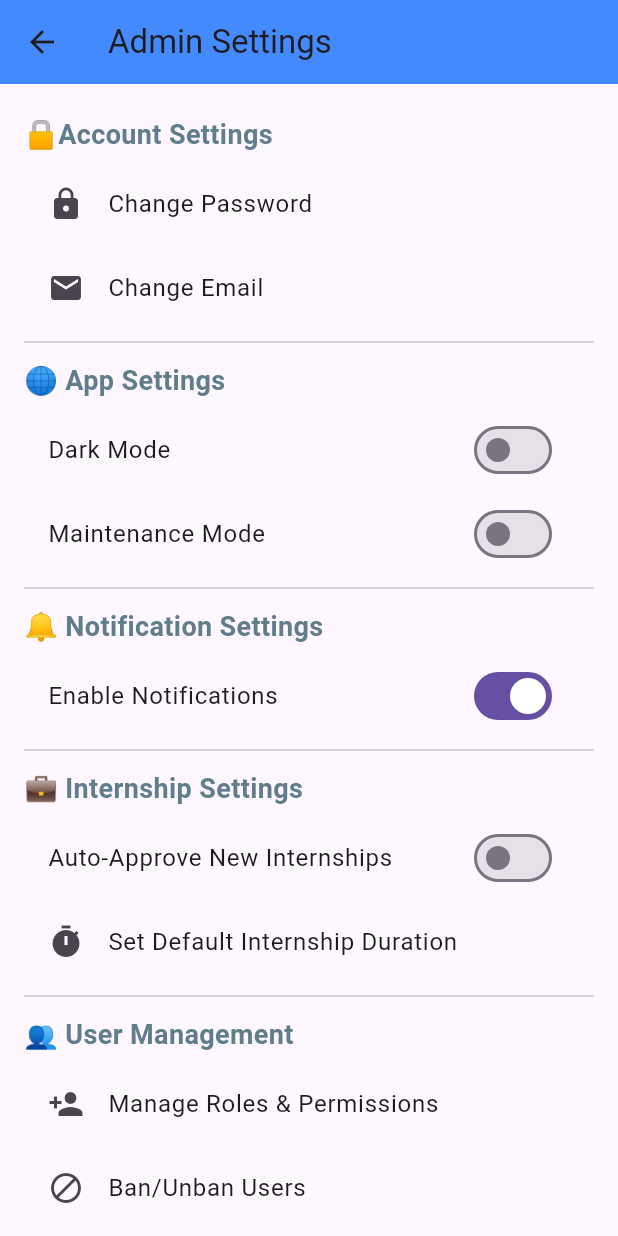
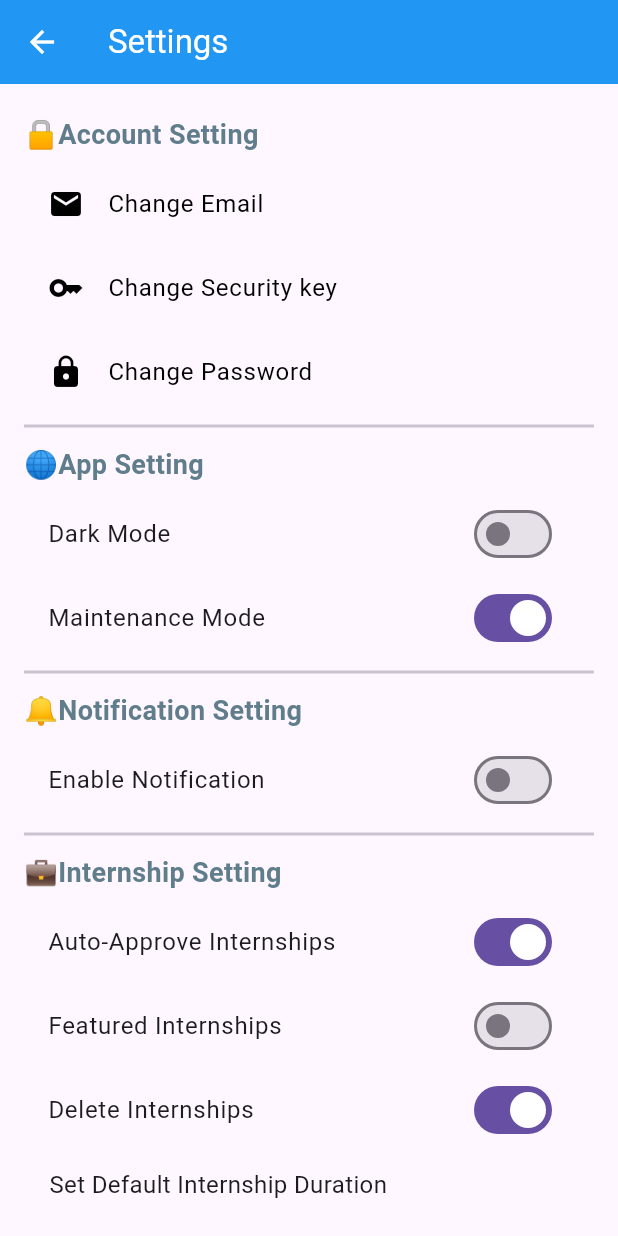
Before and after one commit to ayesha-a123/tech_linker, a Flutter app: the AdminDashboard screen opened directly, after a tap on the "menu" icon, after a tap on "Settings", on a phone screen of 412 x 824 dp. Run offline on Flutter 3.47's test engine with Material 3 defaults, Android fonts, the phone set to English and light mode, and no system bars; our stand-ins replace fl_chart; project files that could hold a hidden picture were left out.

Commit message:
admin ui update

```diff
--- a/lib/screens/AdminSetting_Screen.dart
+++ b/lib/screens/AdminSetting_Screen.dart
@@ -1,169 +1,111 @@
 import 'package:flutter/material.dart';
+import 'package:tech_linker/widget/list_tiles.dart';
 
-class AdminSettingsScreen extends StatefulWidget {
+class AdminsettingScreen extends StatefulWidget {
+  const AdminsettingScreen({super.key});
+
   @override
-  _AdminSettingsScreenState createState() => _AdminSettingsScreenState();
+  State<AdminsettingScreen> createState() => _AdminsettingScreenState();
 }
 
-class _AdminSettingsScreenState extends State<AdminSettingsScreen> {
-  // State variables
-  bool isDarkMode = false;
-  bool enableNotifications = true;
-  bool autoApproveInternships = false;
-  bool maintenanceMode = false;
-
+class _AdminsettingScreenState extends State<AdminsettingScreen> {
+  bool isDarkMode=false;
+  bool isMaintenanceMode=true;
+  bool isNotification=false;
+  bool isInstitute =true;
+  bool isFeatured=false;
+  bool isDelete =true;
+  bool isEnable =false;
+  bool isFeedbackNotification =true;
   @override
   Widget build(BuildContext context) {
     return Scaffold(
       appBar: AppBar(
-        title: Text('Admin Settings'),
-        backgroundColor: Colors.blueAccent,
+        title: Text('Settings',style: TextStyle(color: Colors.white),),
+        backgroundColor: Colors.blue,
+        iconTheme: IconThemeData(color: Colors.white),
       ),
-      body: ListView(
+      body: Padding(
         padding: EdgeInsets.all(16),
-        children: [
-          Text("🔒Account Settings", style: sectionTitleStyle
-          ),
-          ListTile(
-            leading: Icon(Icons.lock),
-            title: Text("Change Password"),
-            onTap: () {},
-          ),
-          ListTile(
-            leading: Icon(Icons.email),
-            title: Text("Change Email"),
-            onTap: () {},
-          ),
-          Divider(),
+        child: ListView(
+            children:[
+              Text('🔒Account Setting',style:myStyle),
+              CustomListTiles(icon: Icons.email, title: 'Change Email', onTap: (){}, color:Colors.black),
+              CustomListTiles(icon: Icons.key, title: 'Change Security key', onTap: (){}, color:Colors.black),
+              CustomListTiles(icon: Icons.lock, title: 'Change Password', onTap: (){}, color:Colors.black),
+              Divider(thickness: 2),
+              Text('🌐App Setting',style: myStyle,),
+              SwitchListTile(title:Text('Dark Mode'),value: isDarkMode, onChanged: (val){setState(() {isDarkMode = val;});}),
+              SwitchListTile(title:Text('Maintenance Mode'),value: isMaintenanceMode, onChanged: (val){setState(() {isMaintenanceMode= val;});}),
+              Divider(thickness: 2),
+              Text('🔔Notification Setting',style: myStyle,),
+              SwitchListTile(title:Text('Enable Notification'),value: isNotification, onChanged: (val){setState(() {isNotification = val;});}),
+              Divider(thickness: 2,),
+              Text('💼Internship Setting',style: myStyle,),
+              SwitchListTile(title: Text('Auto-Approve Internships'),value: isInstitute, onChanged: (val){setState(() {isInstitute=val;});}),
+              SwitchListTile(title: Text('Featured Internships'),value: isFeatured, onChanged: (val){setState(() {isFeatured=val;});}),
+              SwitchListTile(title: Text('Delete Internships'),value: isDelete, onChanged: (val){setState(() {isDelete=val;});}),
+              SizedBox(height: 10,),
+              Text('    Set Default Internship Duration',style: TextStyle(fontSize: 16),),
+              SizedBox(height: 10,),
+              Divider(thickness: 2,),
+              Text('👥User Management',style: myStyle,),
+              SizedBox(height: 10,),
+              InkWell(onTap: (){},child: Text('    Delete Users ',style: TextStyle(fontSize: 16),)),
+              SizedBox(height: 10,),
+              Divider(thickness: 2,),
+              Text('Feedback & Support',style: myStyle,),
+              SwitchListTile(title: Text('Enable Feedback'),value: isEnable, onChanged: (val){setState(() {isEnable=val;});}),
+              SwitchListTile(title: Text('Feedback Notification'),value: isFeedbackNotification, onChanged: (val){setState(() {isFeedbackNotification=val;});}),
+              SizedBox(height: 10,),
+              InkWell(onTap: (){},child: Text('    Send Acknowledge Email ',style: TextStyle(fontSize: 16),)),
+              Divider(thickness: 2,),
+              Text('🛠️Advanced Settings',style: myStyle,),
+              CustomListTiles(icon: Icons.backup_outlined, title:'BackUp Database', onTap: (){}, color: Colors.black),
+              CustomListTiles(icon: Icons.restore, title:'Restore Defaults', onTap: (){}, color: Colors.black),
+              Divider(thickness: 2,),
+              Text('📄Legal',style: myStyle,),
+              CustomListTiles(icon: Icons.privacy_tip, title:'Privacy & Policy', onTap: (){}, color: Colors.black),
+              CustomListTiles(icon: Icons.rule, title:'Terms & Conditions', onTap: (){}, color: Colors.black),
+              SizedBox(height: 20,),
+              ElevatedButton.icon(onPressed: (){
+                ScaffoldMessenger.of(context).showSnackBar(
+                  SnackBar(content: Text('Setting Saved')),
+                );
+              },icon: Icon(Icons.save,color: Colors.white,),
+                  label: Text('Save Settings',style: TextStyle(color: Colors.white),),
+                  style: ElevatedButton.styleFrom(
+                    backgroundColor: Colors.blueAccent,
+                    minimumSize: Size(double.infinity,50),
+                  )
+              )
 
-          // 🌐 App Settings
-          Text("🌐 App Settings", style: sectionTitleStyle),
-          SwitchListTile(
-            title: Text("Dark Mode"),
-            value: isDarkMode,
-            onChanged: (val) {
-              setState(() {
-                isDarkMode = val;
-              });
-            },
-          ),
-          SwitchListTile(
-            title: Text("Maintenance Mode"),
-            value: maintenanceMode,
-            onChanged: (val) {
-              setState(() {
-                maintenanceMode = val;
-              });
-            },
-          ),
-          Divider(),
 
-          // 🔔 Notifications
-          Text("🔔 Notification Settings", style: sectionTitleStyle),
-          SwitchListTile(
-            title: Text("Enable Notifications"),
-            value: enableNotifications,
-            onChanged: (val) {
-              setState(() {
-                enableNotifications = val;
-              });
-            },
-          ),
-          Divider(),
 
-          // 💼 Internship Settings
-          Text("💼 Internship Settings", style: sectionTitleStyle),
-          SwitchListTile(
-            title: Text("Auto-Approve New Internships"),
-            value: autoApproveInternships,
-            onChanged: (val) {
-              setState(() {
-                autoApproveInternships = val;
-              });
-            },
-          ),
-          ListTile(
-            leading: Icon(Icons.timer),
-            title: Text("Set Default Internship Duration"),
-            onTap: () {},
-          ),
-          Divider(),
 
-          // 👥 User Management
-          Text("👥 User Management", style: sectionTitleStyle),
-          ListTile(
-            leading: Icon(Icons.person_add),
-            title: Text("Manage Roles & Permissions"),
-            onTap: () {},
-          ),
-          ListTile(
-            leading: Icon(Icons.block),
-            title: Text("Ban/Unban Users"),
-            onTap: () {},
-          ),
-          Divider(),
 
-          // 💬 Feedback
-          Text("💬 Feedback & Support", style: sectionTitleStyle),
-          ListTile(
-            leading: Icon(Icons.message),
-            title: Text("Auto-Reply Message"),
-            onTap: () {},
-          ),
-          Divider(),
 
-          // 🔐 Advanced Settings
-          Text("🛠️ Advanced Settings", style: sectionTitleStyle),
-          ListTile(
-            leading: Icon(Icons.backup),
-            title: Text("Backup Database"),
-            onTap: () {},
-          ),
-          ListTile(
-            leading: Icon(Icons.restore),
-            title: Text("Restore Defaults"),
-            onTap: () {},
-          ),
-          Divider(),
 
-          // 📄 Legal
-          Text("📄 Legal", style: sectionTitleStyle),
-          ListTile(
-            leading: Icon(Icons.privacy_tip),
-            title: Text("Privacy Policy"),
-            onTap: () {},
-          ),
-          ListTile(
-            leading: Icon(Icons.rule),
-            title: Text("Terms & Conditions"),
-            onTap: () {},
-          ),
 
-          SizedBox(height: 20),
 
-          // ✅ Save Button
-          ElevatedButton.icon(
-            onPressed: () {
-              ScaffoldMessenger.of(context).showSnackBar(
-                SnackBar(content: Text("Settings saved")),
-              );
-            },
-            icon: Icon(Icons.save),
-            label: Text("Save Settings"),
-            style: ElevatedButton.styleFrom(
-              backgroundColor: Colors.blueAccent,
-              minimumSize: Size(double.infinity, 50),
-            ),
-          ),
-        ],
+
+
+
+
+
+
+
+
+            ]
+        ),
       ),
     );
+
   }
-
-  final TextStyle sectionTitleStyle = TextStyle(
-    fontSize: 18,
-    fontWeight: FontWeight.bold,
-    color: Colors.blueGrey,
-    height: 2,
+  final TextStyle myStyle =TextStyle(
+      fontSize: 18,
+      fontWeight: FontWeight.bold,
+      color: Colors.blueGrey,
+      height: 2
   );
 }
--- a/lib/screens/Admin_dashboard.dart
+++ b/lib/screens/Admin_dashboard.dart
@@ -136,15 +136,15 @@ class _AdminDashboardState extends State<AdminDashboard> {
             ),
             Column(
               children: [
-                CustomListTiles(icon: Icons.dashboard, title: 'Dashboard', onTap: () => Navigator.push(context, MaterialPageRoute(builder: (_) => const AdminDashboard()))),
-                CustomListTiles(icon: Icons.work_outline, title: 'Manage Internships', onTap: () => Navigator.push(context, MaterialPageRoute(builder: (_) => Manageinterships()))),
-                CustomListTiles(icon: Icons.school, title: 'Manage Students', onTap: () => Navigator.push(context, MaterialPageRoute(builder: (_) => ManageStudentsScreen()))),
-                CustomListTiles(icon: Icons.apartment, title: 'ManageInstitutes', onTap: ()  {Navigator.of(context).push(MaterialPageRoute(builder: (context)=>Manageinstitute()));}),
-                CustomListTiles(icon: Icons.bar_chart, title: 'AnalyticsAndReports', onTap: () {}),
-                CustomListTiles(icon: Icons.settings, title: 'Settings', onTap: () {Navigator.of(context).push(MaterialPageRoute(builder: (context)=>AdminSettingsScreen()));}),
-                CustomListTiles(icon: Icons.support_agent, title: 'SupportAndFeedback', onTap: (){Navigator.of(context).push(MaterialPageRoute(builder: (context)=>SupportAndFeedbackScreen()));}),
-                CustomListTiles(icon: Icons.info_outline, title: 'AboutUs', onTap: () {}),
-                CustomListTiles(icon: Icons.logout, title: 'SignOut', onTap: () => Navigator.pushReplacement(context, MaterialPageRoute(builder: (_) =>  SigninScreen()))),
+                CustomListTiles(icon: Icons.dashboard, title: 'Dashboard',color: Colors.white, onTap: () => Navigator.push(context, MaterialPageRoute(builder: (_) => const AdminDashboard()))),
+                CustomListTiles(icon: Icons.work_outline, title: 'Manage Internships',color: Colors.white, onTap: () => Navigator.push(context, MaterialPageRoute(builder: (_) => Manageinterships()))),
+                CustomListTiles(icon: Icons.school, title: 'Manage Students',color: Colors.white, onTap: () => Navigator.push(context, MaterialPageRoute(builder: (_) => ManageStudentsScreen()))),
+                CustomListTiles(icon: Icons.apartment, title: 'ManageInstitutes',color: Colors.white, onTap: ()  {Navigator.of(context).push(MaterialPageRoute(builder: (context)=>Manageinstitute()));}),
+                CustomListTiles(icon: Icons.bar_chart, title: 'AnalyticsAndReports',color: Colors.white, onTap: () {}),
+                CustomListTiles(icon: Icons.settings, title: 'Settings',color: Colors.white, onTap: () {Navigator.of(context).push(MaterialPageRoute(builder: (context)=>AdminsettingScreen()));}),
+                CustomListTiles(icon: Icons.support_agent, title: 'SupportAndFeedback',color: Colors.white, onTap: (){Navigator.of(context).push(MaterialPageRoute(builder: (context)=>SupportAndFeedbackScreen()));}),
+                CustomListTiles(icon: Icons.info_outline, title: 'AboutUs',color: Colors.white, onTap: () {}),
+                CustomListTiles(icon: Icons.logout, title: 'SignOut',color: Colors.white, onTap: () => Navigator.pushReplacement(context, MaterialPageRoute(builder: (_) =>  SigninScreen()))),
               ],
             )
           ],
--- a/lib/widget/list_tiles.dart
+++ b/lib/widget/list_tiles.dart
@@ -3,15 +3,16 @@ class CustomListTiles extends StatelessWidget {
   final IconData icon;
   final String title;
   final VoidCallback onTap;
+  final Color color;
 
-  const CustomListTiles({super.key,required this.icon,required this.title,required this.onTap});
+  const CustomListTiles({super.key,required this.icon,required this.title,required this.onTap,required this.color});
 
   @override
   Widget build(BuildContext context) {
     return ListTile(
       onTap: onTap,
-      leading: Icon(icon,color: Colors.white,),
-      title: Text(title,style: TextStyle(color: Colors.white),),
+      leading: Icon(icon,color: color,),
+      title: Text(title,style: TextStyle(color: color),),
     );
   }
 }
```
